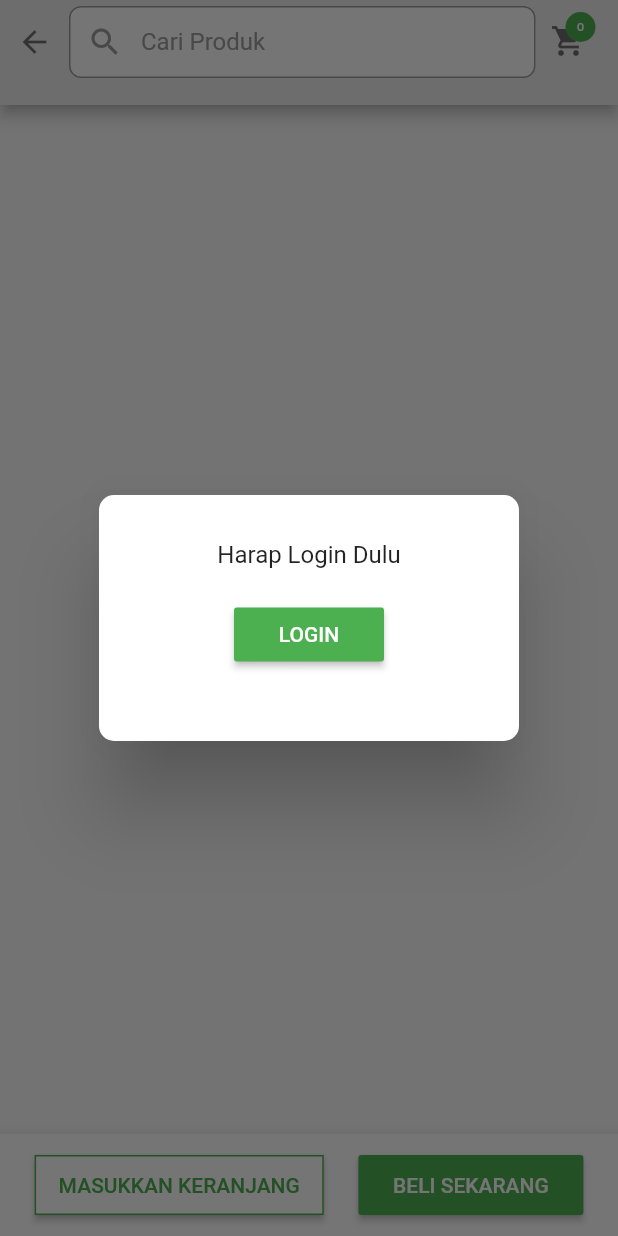
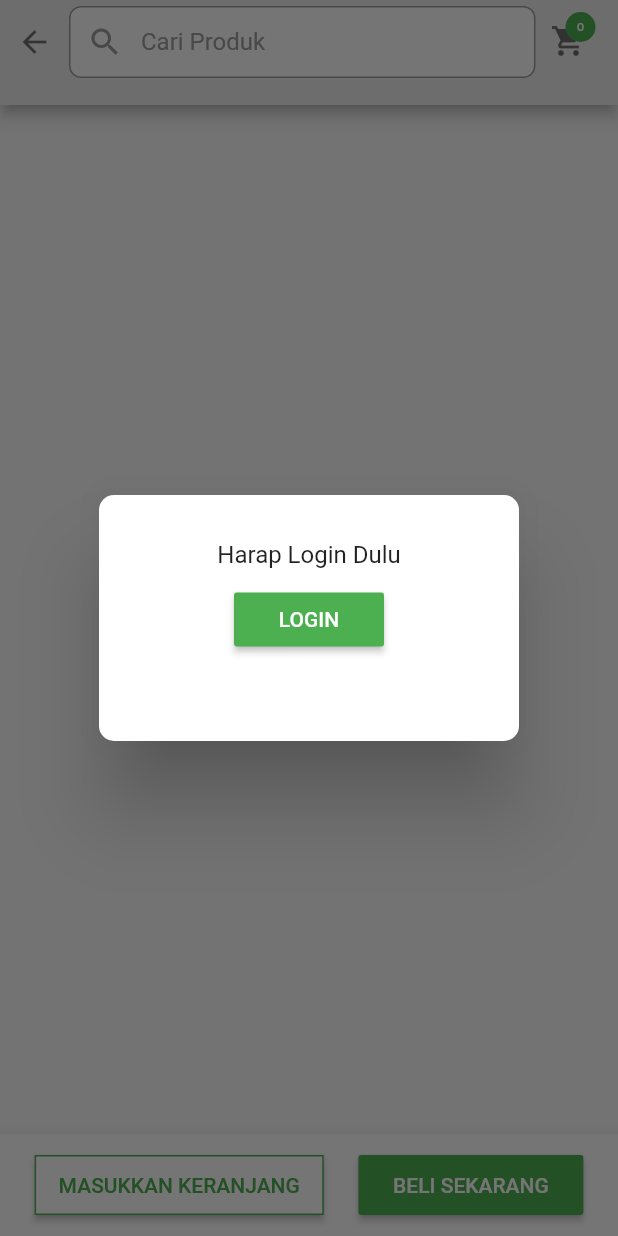
Before and after one commit to vreallyla/toko-terserah-mobile, a Flutter app: the ProductDetail2 screen opened by its route, after a tap on "BELI SEKARANG", on a phone screen of 412 x 824 dp. Run offline on Flutter 3.47's test engine with Material 2 defaults, Android fonts, the phone set to English and light mode, and no system bars; our stand-ins replace cached_network_image, carousel_slider, expandable, flutter_html, flutter_spinbox, font_awesome_flutter and 8 more; missing offline and left inert: advance_pdf_viewer, barcode_flutter, dart:ffi, flutter_webview_plugin, icon_shadow; accounts and stored records are empty.

Commit message:
notif design revission

```diff
--- a/lib/Constant/Constant.dart
+++ b/lib/Constant/Constant.dart
@@ -67,11 +67,11 @@ void loadNotice(context, String pesan,bool warning,String textBtn, Function() bt
 
               return Container(
                 height: 120,
-                width: width - 400,
+                // width: 200,
                 child: Column(
                   children: [
                     Padding(
-                      padding: EdgeInsets.only(top: 10, bottom: 20),
+                      padding: EdgeInsets.only(top: 10, bottom: 10),
                       child: Text(
                         pesan,
                         textAlign: TextAlign.center,
```
